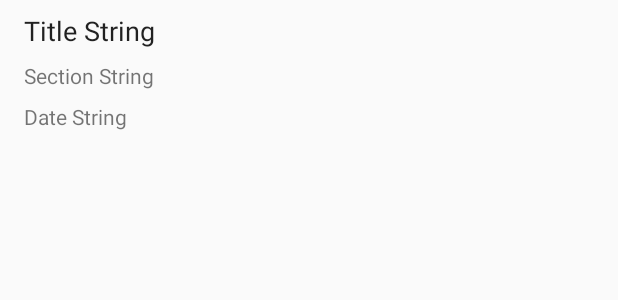
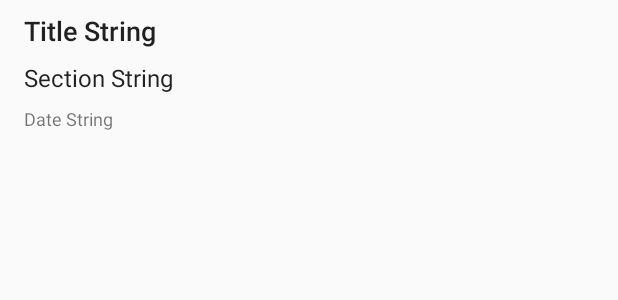
Before and after one commit to namclu/TheDailyPlanet, an Android app: the layout news_list_item.xml on its own in the app's theme, with its tools: preview values and no code run, on a phone screen of 412 x 824 dp. Shown: the top 300 px of the screen. Run offline under Robolectric (Android 15) with nearby library versions, the phone set to English and light mode, and no system bars.

Commit message:
4: Add divider line btwn RecyclerViews w/DivideItemDecoration
- Update text styling and padding

```diff
--- /dev/null
+++ b/app/src/main/res/drawable/vertical_divider.xml
@@ -0,0 +1,6 @@
+<?xml version="1.0" encoding="utf-8"?>
+<shape xmlns:android="http://schemas.android.com/apk/res/android">
+    <size android:height="1dp"/>
+    <solid android:color="@color/colorDivider"/>
+    <padding android:top="@dimen/default_padding"/>
+</shape>
--- a/app/src/main/res/layout/news_list_item.xml
+++ b/app/src/main/res/layout/news_list_item.xml
@@ -3,18 +3,19 @@
     xmlns:android="http://schemas.android.com/apk/res/android"
     xmlns:app="http://schemas.android.com/apk/res-auto"
     xmlns:tools="http://schemas.android.com/tools"
+    android:layout_width="match_parent"
+    android:layout_height="wrap_content"
     android:orientation="vertical"
-    android:layout_width="match_parent"
-    android:layout_height="wrap_content">
+    android:paddingLeft="@dimen/vertical_padding"
+    android:paddingRight="@dimen/vertical_padding">
 
     <TextView
         android:id="@+id/text_news_item_title"
         android:layout_width="wrap_content"
         android:layout_height="wrap_content"
-        android:layout_marginLeft="16dp"
-        android:layout_marginTop="8dp"
+        android:layout_marginTop="@dimen/default_padding"
         android:text="Title String"
-        android:textAppearance="@style/TextAppearance.AppCompat.Headline"
+        android:textAppearance="@style/TextAppearance.AppCompat.Title"
         android:textSize="18sp"
         app:layout_constraintLeft_toLeftOf="parent"
         app:layout_constraintTop_toTopOf="parent"/>
@@ -23,10 +24,9 @@
         android:id="@+id/text_news_item_section"
         android:layout_width="wrap_content"
         android:layout_height="wrap_content"
-        android:layout_marginTop="8dp"
-        android:ems="10"
+        android:layout_marginTop="@dimen/default_padding"
         android:text="Section String"
-        android:layout_marginLeft="16dp"
+        android:textAppearance="@style/TextAppearance.AppCompat.Subhead"
         app:layout_constraintLeft_toLeftOf="parent"
         app:layout_constraintTop_toBottomOf="@+id/text_news_item_title"/>
 
@@ -34,9 +34,12 @@
         android:id="@+id/text_news_item_date"
         android:layout_width="wrap_content"
         android:layout_height="wrap_content"
-        android:layout_marginLeft="16dp"
-        android:layout_marginTop="8dp"
+        android:layout_marginBottom="@dimen/default_padding"
+        android:layout_marginTop="@dimen/default_padding"
         android:text="Date String"
+        android:textAppearance="@style/TextAppearance.AppCompat.Small"
+        android:textSize="12sp"
+        app:layout_constraintBottom_toBottomOf="parent"
         app:layout_constraintLeft_toLeftOf="parent"
         app:layout_constraintTop_toBottomOf="@+id/text_news_item_section"/>
 
--- a/app/src/main/res/values/colors.xml
+++ b/app/src/main/res/values/colors.xml
@@ -3,4 +3,5 @@
     <color name="colorPrimary">#3F51B5</color>
     <color name="colorPrimaryDark">#303F9F</color>
     <color name="colorAccent">#FF4081</color>
+    <color name="colorDivider">#7d7c7d</color>
 </resources>
--- /dev/null
+++ b/app/src/main/res/values/dimens.xml
@@ -0,0 +1,5 @@
+<?xml version="1.0" encoding="utf-8"?>
+<resources>
+    <dimen name="default_padding">8dp</dimen>
+    <dimen name="vertical_padding">16dp</dimen>
+</resources>
```
Also changed, not shown: app/src/main/java/com/namclu/android/thedailyplanet/ui/activities/DailyPlanetActivity.java (+10 -0 lines).
